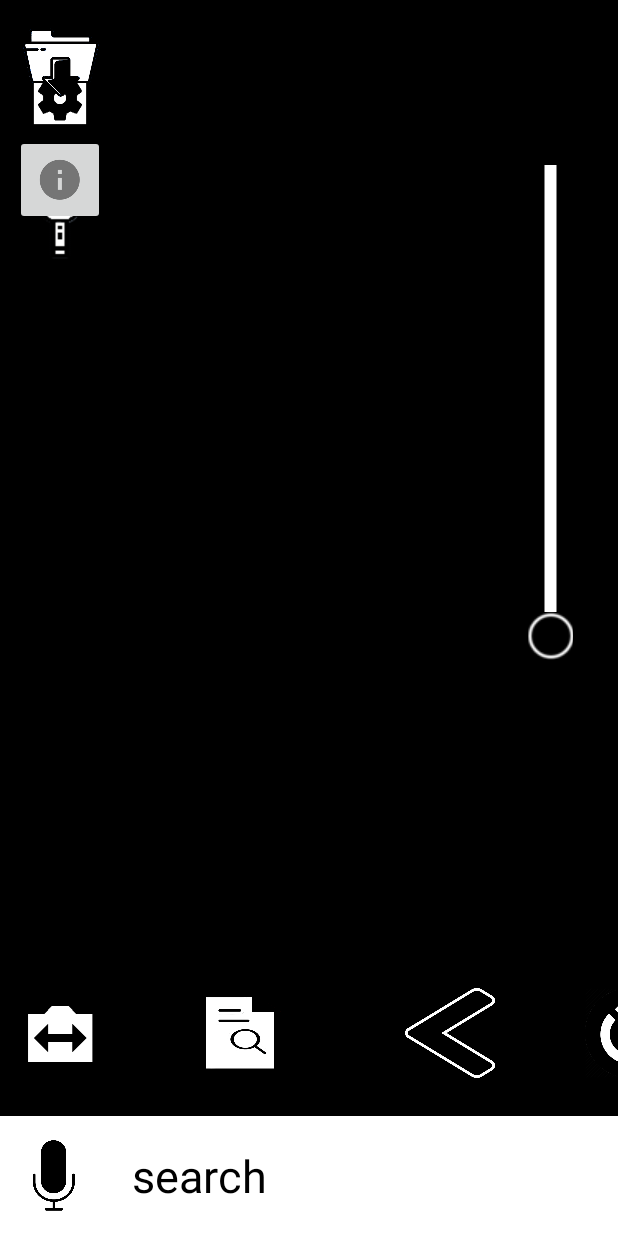
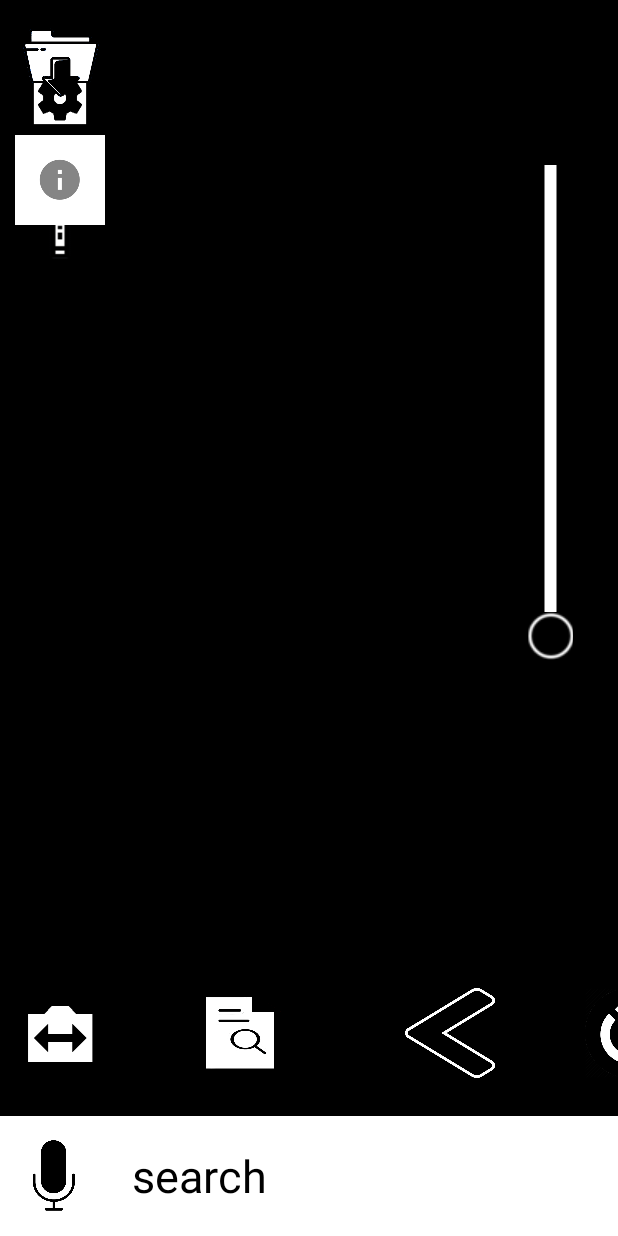
Before and after one commit to Asap7772/Release, an Android app: the layout activity_main.xml on its own in the app's theme, with its tools: preview values and no code run, on a phone screen of 412 x 824 dp. Run offline under Robolectric (Android 15) with nearby library versions, the phone set to English and light mode, and no system bars.

Commit message:
final apk and changes

```diff
--- a/app/build.gradle
+++ b/app/build.gradle
@@ -6,8 +6,8 @@ android {
         applicationId "edu.harvard.meei.supervisionsearch"
         minSdkVersion 23
         targetSdkVersion 28
-        versionCode 60
-        versionName "2.4"
+        versionCode 70
+        versionName "3.0"
         testInstrumentationRunner "android.support.test.runner.AndroidJUnitRunner"
     }
     buildTypes {
--- a/app/src/main/res/layout-land/activity_main.xml
+++ b/app/src/main/res/layout-land/activity_main.xml
@@ -99,7 +99,7 @@
         android:layout_height="match_parent"
         android:gravity="left|top"
         android:orientation="vertical"
-        android:id="@+id/debug">
+        android:id="@+id/infoLayout">
 
         <ImageButton
             android:layout_width="@dimen/size"
@@ -111,6 +111,14 @@
             android:scaleType="fitCenter"
             android:adjustViewBounds="true"
             android:background="?android:attr/selectableItemBackground"/>
+
+        <ImageButton
+            android:layout_width="@dimen/size"
+            android:layout_height="@dimen/size"
+            android:layout_margin="10dp"
+            android:src="@drawable/info"
+            android:id="@+id/cameraSizes"
+            android:onClick="cameraSizeInfoDialog"/>
     </LinearLayout>
 
     <LinearLayout
--- a/app/src/main/res/layout/activity_main.xml
+++ b/app/src/main/res/layout/activity_main.xml
@@ -102,7 +102,7 @@
         android:layout_height="match_parent"
         android:gravity="left|top"
         android:orientation="vertical"
-        android:id="@+id/debug">
+        android:id="@+id/infoLayout">
 
         <ImageButton
             android:layout_width="@dimen/size"
@@ -121,7 +121,8 @@
             android:layout_margin="10dp"
             android:src="@drawable/info"
             android:id="@+id/cameraSizes"
-            android:onClick="cameraSizeInfoDialog"/>
+            android:onClick="cameraSizeInfoDialog"
+            android:background="@color/white"/>
     </LinearLayout>
 
     <LinearLayout
```
Also changed, not shown: app/src/main/java/edu/harvard/meei/supervisionsearch/MainActivity.java (+28 -6 lines), 2 other files.
